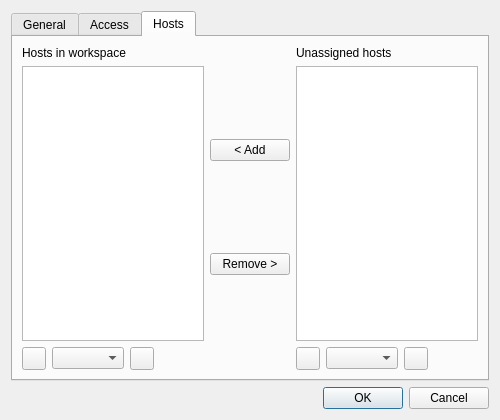
dchapyshev/aspia, file source/client/desktop/management/router_workspace_dialog.ui: the form before one commit.
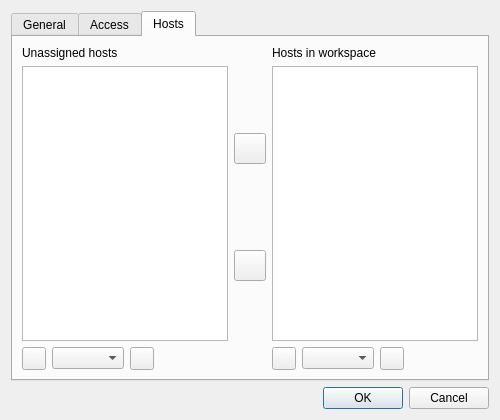
The form after the commit. The open tabs and pages were chosen to show the change. Icons and pictures are not drawn. Custom widgets are drawn as their Qt base class.

Patch:
```diff
--- a/source/client/desktop/management/router_workspace_dialog.ui
+++ b/source/client/desktop/management/router_workspace_dialog.ui
@@ -188,112 +188,6 @@
        <item>
         <layout class="QVBoxLayout" name="verticalLayout_hosts_left">
          <item>
-          <widget class="QLabel" name="label_hosts_in_workspace">
-           <property name="text">
-            <string>Hosts in workspace</string>
-           </property>
-          </widget>
-         </item>
-         <item>
-          <widget class="QListWidget" name="list_hosts_in_workspace"/>
-         </item>
-         <item>
-          <layout class="QHBoxLayout" name="layout_hosts_in_pagination">
-           <item>
-            <widget class="QToolButton" name="button_hosts_in_prev">
-             <property name="sizePolicy">
-              <sizepolicy hsizetype="Fixed" vsizetype="Preferred">
-               <horstretch>0</horstretch>
-               <verstretch>0</verstretch>
-              </sizepolicy>
-             </property>
-             <property name="icon">
-              <iconset resource="../../../common/resources/common.qrc">
-               <normaloff>:/img/arrow-left.svg</normaloff>:/img/arrow-left.svg</iconset>
-             </property>
-             <property name="toolTip">
-              <string>Previous page</string>
-             </property>
-            </widget>
-           </item>
-           <item>
-            <widget class="QComboBox" name="combo_hosts_in_page"/>
-           </item>
-           <item>
-            <widget class="QToolButton" name="button_hosts_in_next">
-             <property name="sizePolicy">
-              <sizepolicy hsizetype="Fixed" vsizetype="Preferred">
-               <horstretch>0</horstretch>
-               <verstretch>0</verstretch>
-              </sizepolicy>
-             </property>
-             <property name="icon">
-              <iconset resource="../../../common/resources/common.qrc">
-               <normaloff>:/img/arrow-right.svg</normaloff>:/img/arrow-right.svg</iconset>
-             </property>
-             <property name="toolTip">
-              <string>Next page</string>
-             </property>
-            </widget>
-           </item>
-           <item>
-            <spacer name="spacer_hosts_in_pagination">
-             <property name="orientation">
-              <enum>Qt::Orientation::Horizontal</enum>
-             </property>
-             <property name="sizeHint" stdset="0">
-              <size>
-               <width>40</width>
-               <height>20</height>
-              </size>
-             </property>
-            </spacer>
-           </item>
-          </layout>
-         </item>
-        </layout>
-       </item>
-       <item>
-        <layout class="QVBoxLayout" name="verticalLayout_hosts_buttons">
-         <item>
-          <spacer name="verticalSpacer_hosts_top">
-           <property name="orientation">
-            <enum>Qt::Orientation::Vertical</enum>
-           </property>
-          </spacer>
-         </item>
-         <item>
-          <widget class="QPushButton" name="button_host_add">
-           <property name="text">
-            <string>&lt; Add</string>
-           </property>
-           <property name="toolTip">
-            <string>Move the selected host into the workspace</string>
-           </property>
-          </widget>
-         </item>
-         <item>
-          <widget class="QPushButton" name="button_host_remove">
-           <property name="text">
-            <string>Remove &gt;</string>
-           </property>
-           <property name="toolTip">
-            <string>Remove the selected host from the workspace</string>
-           </property>
-          </widget>
-         </item>
-         <item>
-          <spacer name="verticalSpacer_hosts_bottom">
-           <property name="orientation">
-            <enum>Qt::Orientation::Vertical</enum>
-           </property>
-          </spacer>
-         </item>
-        </layout>
-       </item>
-       <item>
-        <layout class="QVBoxLayout" name="verticalLayout_hosts_right">
-         <item>
           <widget class="QLabel" name="label_hosts_available">
            <property name="text">
             <string>Unassigned hosts</string>
@@ -359,6 +253,118 @@
          </item>
         </layout>
        </item>
+       <item>
+        <layout class="QVBoxLayout" name="verticalLayout_hosts_buttons">
+         <item>
+          <spacer name="verticalSpacer_hosts_top">
+           <property name="orientation">
+            <enum>Qt::Orientation::Vertical</enum>
+           </property>
+          </spacer>
+         </item>
+         <item>
+          <widget class="QToolButton" name="button_host_add">
+           <property name="toolTip">
+            <string>Move the selected host into the workspace</string>
+           </property>
+           <property name="iconSize">
+            <size>
+             <width>24</width>
+             <height>24</height>
+            </size>
+           </property>
+          </widget>
+         </item>
+         <item>
+          <widget class="QToolButton" name="button_host_remove">
+           <property name="toolTip">
+            <string>Remove the selected host from the workspace</string>
+           </property>
+           <property name="iconSize">
+            <size>
+             <width>24</width>
+             <height>24</height>
+            </size>
+           </property>
+          </widget>
+         </item>
+         <item>
+          <spacer name="verticalSpacer_hosts_bottom">
+           <property name="orientation">
+            <enum>Qt::Orientation::Vertical</enum>
+           </property>
+          </spacer>
+         </item>
+        </layout>
+       </item>
+       <item>
+        <layout class="QVBoxLayout" name="verticalLayout_hosts_right">
+         <item>
+          <widget class="QLabel" name="label_hosts_in_workspace">
+           <property name="text">
+            <string>Hosts in workspace</string>
+           </property>
+          </widget>
+         </item>
+         <item>
+          <widget class="QListWidget" name="list_hosts_in_workspace"/>
+         </item>
+         <item>
+          <layout class="QHBoxLayout" name="layout_hosts_in_pagination">
+           <item>
+            <widget class="QToolButton" name="button_hosts_in_prev">
+             <property name="sizePolicy">
+              <sizepolicy hsizetype="Fixed" vsizetype="Preferred">
+               <horstretch>0</horstretch>
+               <verstretch>0</verstretch>
+              </sizepolicy>
+             </property>
+             <property name="icon">
+              <iconset resource="../../../common/resources/common.qrc">
+               <normaloff>:/img/arrow-left.svg</normaloff>:/img/arrow-left.svg</iconset>
+             </property>
+             <property name="toolTip">
+              <string>Previous page</string>
+             </property>
+            </widget>
+           </item>
+           <item>
+            <widget class="QComboBox" name="combo_hosts_in_page"/>
+           </item>
+           <item>
+            <widget class="QToolButton" name="button_hosts_in_next">
+             <property name="sizePolicy">
+              <sizepolicy hsizetype="Fixed" vsizetype="Preferred">
+               <horstretch>0</horstretch>
+               <verstretch>0</verstretch>
+              </sizepolicy>
+             </property>
+             <property name="icon">
+              <iconset resource="../../../common/resources/common.qrc">
+               <normaloff>:/img/arrow-right.svg</normaloff>:/img/arrow-right.svg</iconset>
+             </property>
+             <property name="toolTip">
+              <string>Next page</string>
+             </property>
+            </widget>
+           </item>
+           <item>
+            <spacer name="spacer_hosts_in_pagination">
+             <property name="orientation">
+              <enum>Qt::Orientation::Horizontal</enum>
+             </property>
+             <property name="sizeHint" stdset="0">
+              <size>
+               <width>40</width>
+               <height>20</height>
+              </size>
+             </property>
+            </spacer>
+           </item>
+          </layout>
+         </item>
+        </layout>
+       </item>
       </layout>
      </widget>
     </widget>
```
Left out of the diff: 110 changed lines with no effect on the pictures.
